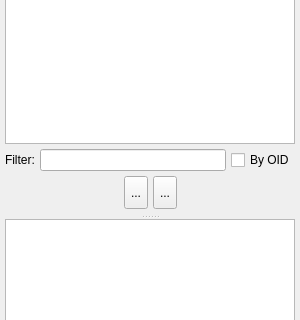
This is libs/libgui/ui/tools/databaseexplorerwidget.ui in maniac787/pgmodeler as Qt 5 draws it before an edit; both pictures show x 0 to 300 and y 199 to 519 of the 300 by 695 pixel window. The edited form follows.
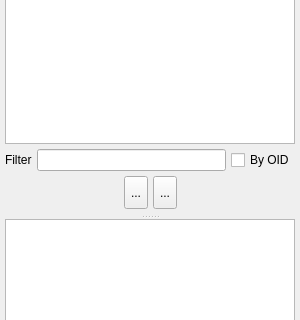
This is the edited form. Icons and pictures are not drawn.

Commit message: Improve UI consistency and polish Data Grid filter/limit interface

What changed in the file:
```diff
--- a/libs/libgui/ui/tools/databaseexplorerwidget.ui
+++ b/libs/libgui/ui/tools/databaseexplorerwidget.ui
@@ -621,7 +621,7 @@
                <string/>
               </property>
               <property name="text">
-               <string>Filter:</string>
+               <string>Filter</string>
               </property>
              </widget>
             </item>
```
Left out of the diff: 51 changed lines with no effect on the pictures. The commit also changes 6 other files.
